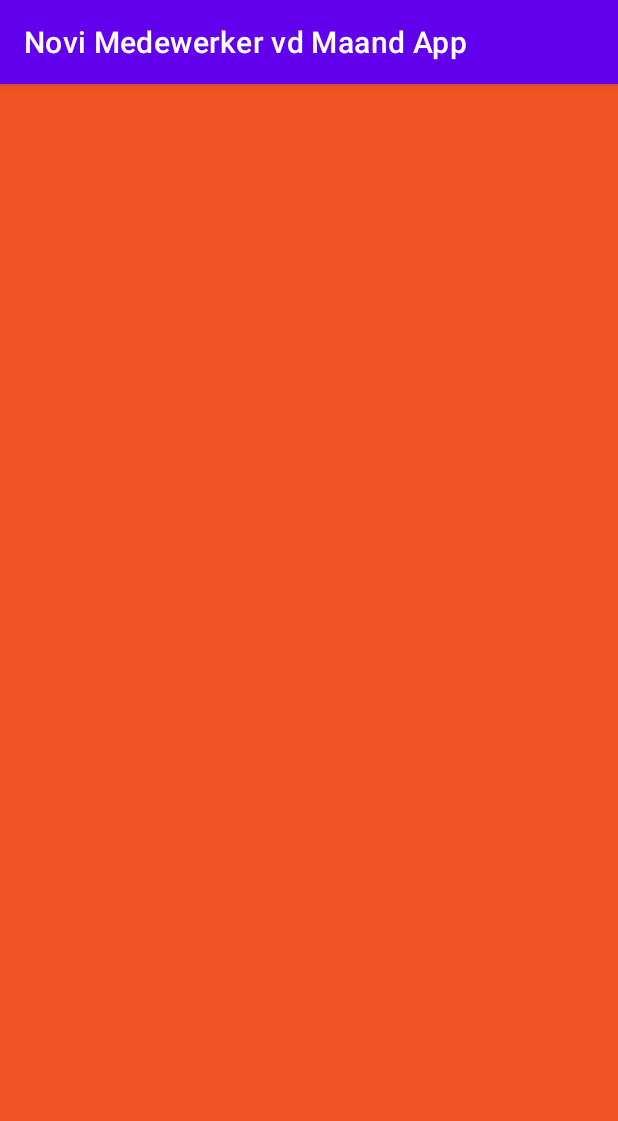
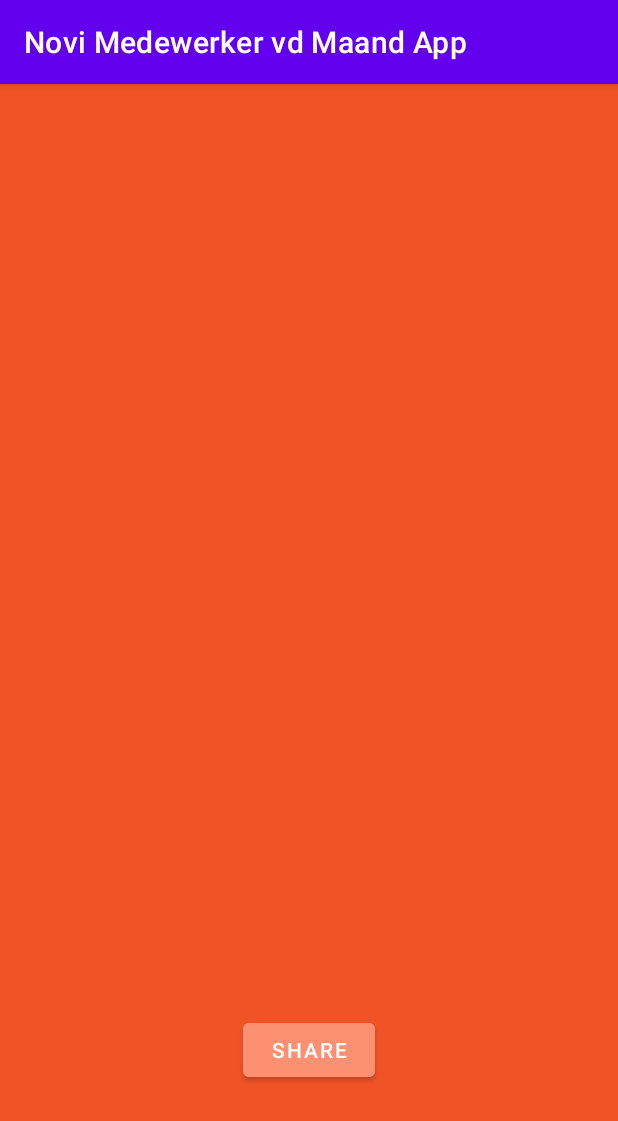
Before and after one commit to 1eam/Novi_Medewerker_vd_Maand_App, an Android app: the ResultActivity screen opened directly, with no data from a screen before it, on a phone screen of 412 x 824 dp. Shown: the top 1121 px of the screen. Run offline under Robolectric (Android 15) with nearby library versions, the phone set to English and light mode, and no system bars.

Commit message:
changed button colors

```diff
--- a/Novi Medewerker vd Maand App/app/src/main/java/com/esther/noviMedewerkerMaandApp/ResultActivity.java
+++ b/Novi Medewerker vd Maand App/app/src/main/java/com/esther/noviMedewerkerMaandApp/ResultActivity.java
@@ -17,5 +17,6 @@ public class ResultActivity extends AppCompatActivity {
         setContentView(binding.getRoot());
 
         binding.imageView.setImageURI(getIntent().getData());
+
     }
 }
--- a/Novi Medewerker vd Maand App/app/src/main/res/layout/activity_result.xml
+++ b/Novi Medewerker vd Maand App/app/src/main/res/layout/activity_result.xml
@@ -10,12 +10,23 @@
 
     <ImageView
         android:id="@+id/imageView"
-        android:layout_width="234dp"
-        android:layout_height="210dp"
-        android:layout_marginTop="112dp"
+        android:layout_width="307dp"
+        android:layout_height="400dp"
+        android:layout_marginTop="76dp"
         app:layout_constraintEnd_toEndOf="parent"
-        app:layout_constraintHorizontal_bias="0.497"
+        app:layout_constraintHorizontal_bias="0.495"
         app:layout_constraintStart_toStartOf="parent"
         app:layout_constraintTop_toTopOf="parent"
         tools:srcCompat="@tools:sample/avatars" />
+
+    <Button
+        android:id="@+id/button"
+        android:layout_width="wrap_content"
+        android:layout_height="wrap_content"
+        android:layout_marginBottom="100dp"
+        android:backgroundTint="#FD9070"
+        android:text="Share"
+        app:layout_constraintBottom_toBottomOf="parent"
+        app:layout_constraintEnd_toEndOf="parent"
+        app:layout_constraintStart_toStartOf="parent" />
 </androidx.constraintlayout.widget.ConstraintLayout>
```
Also changed, not shown: Novi Medewerker vd Maand App/app/src/main/res/layout/activity_main.xml (+6 -6 lines).
